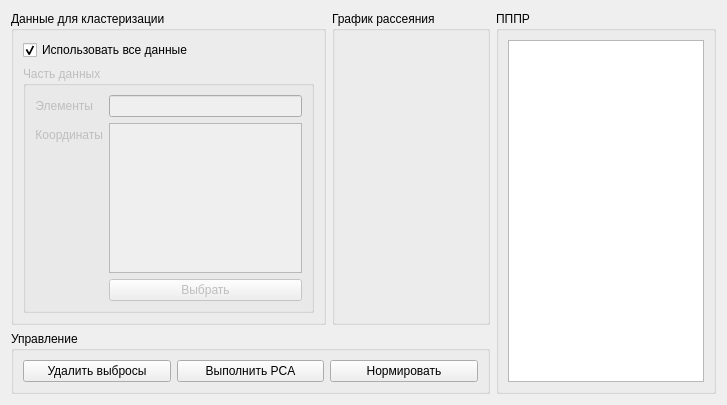
Qt form Main/tabs/Preprocessing/preprocessing.ui (msmirnov91/pacs) before a commit.
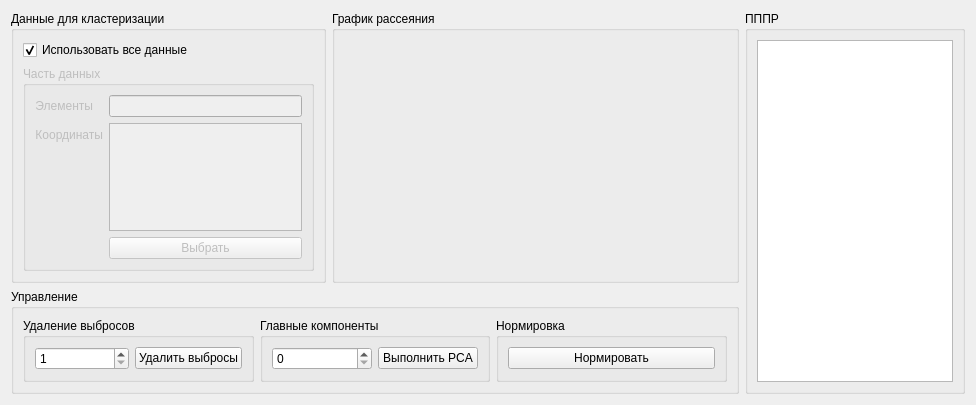
The same form after that commit.

Commit message: improved PCA feature

Diff of the .ui file:
```diff
--- a/Main/tabs/Preprocessing/preprocessing.ui
+++ b/Main/tabs/Preprocessing/preprocessing.ui
@@ -6,7 +6,7 @@
    <rect>
     <x>0</x>
     <y>0</y>
-    <width>727</width>
+    <width>976</width>
     <height>405</height>
    </rect>
   </property>
@@ -107,12 +107,50 @@
      </property>
      <layout class="QHBoxLayout" name="horizontalLayout">
       <item>
+       <widget class="QGroupBox" name="groupBox_5">
+        <property name="title">
+         <string>Удаление выбросов</string>
+        </property>
+        <layout class="QHBoxLayout" name="horizontalLayout_2">
+         <item>
+          <widget class="QSpinBox" name="pollutions_amount">
+           <property name="toolTip">
+            <string>Примерное число выбросов (в процентах)</string>
+           </property>
+           <property name="minimum">
+            <number>1</number>
+           </property>
+          </widget>
+         </item>
+         <item>
        <widget class="QPushButton" name="pushButton">
         <property name="text">
          <string>Удалить выбросы</string>
         </property>
        </widget>
       </item>
+        </layout>
+       </widget>
+      </item>
+      <item>
+       <widget class="QGroupBox" name="groupBox_6">
+        <property name="title">
+         <string>Главные компоненты</string>
+        </property>
+        <layout class="QHBoxLayout" name="horizontalLayout_3">
+         <item>
+          <widget class="QSpinBox" name="pc_amount">
+           <property name="toolTip">
+            <string>Число главных компонент</string>
+           </property>
+           <property name="minimum">
+            <number>0</number>
+           </property>
+           <property name="value">
+            <number>0</number>
+           </property>
+          </widget>
+         </item>
       <item>
        <widget class="QPushButton" name="pca_pb">
         <property name="toolTip">
@@ -123,11 +161,23 @@
         </property>
        </widget>
       </item>
+        </layout>
+       </widget>
+      </item>
+      <item>
+       <widget class="QGroupBox" name="groupBox_7">
+        <property name="title">
+         <string>Нормировка</string>
+        </property>
+        <layout class="QHBoxLayout" name="horizontalLayout_4">
       <item>
        <widget class="QPushButton" name="pushButton_3">
         <property name="text">
          <string>Нормировать</string>
         </property>
+          </widget>
+         </item>
+        </layout>
        </widget>
       </item>
      </layout>
```
Lines whose indentation alone changed are shown as unchanged. The commit also changes 2 other files.
